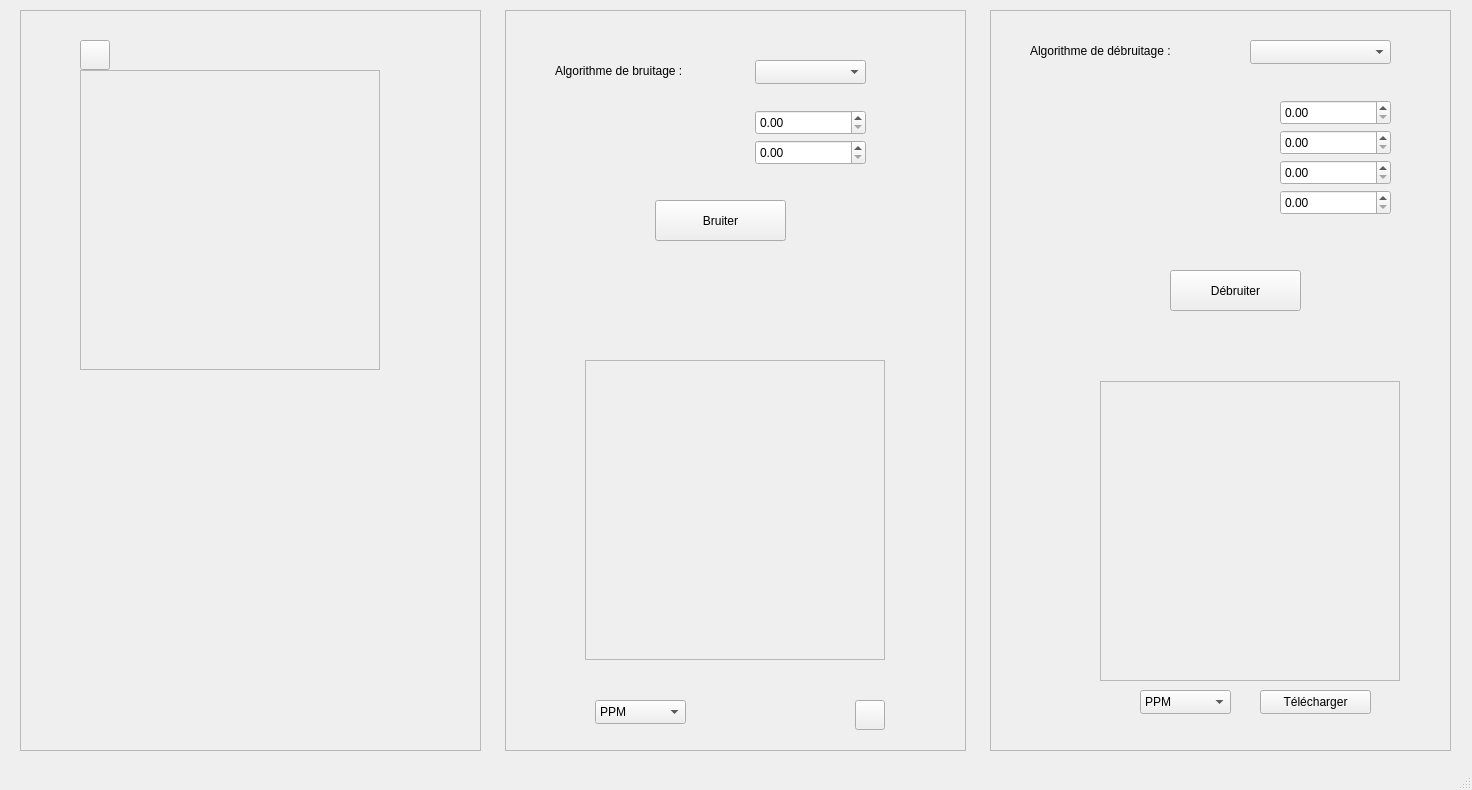
Above: QT/mainwindow.ui from LeaSerrano/M2-IMAGINE-ProjetImage before the change. Below: the same form after it.
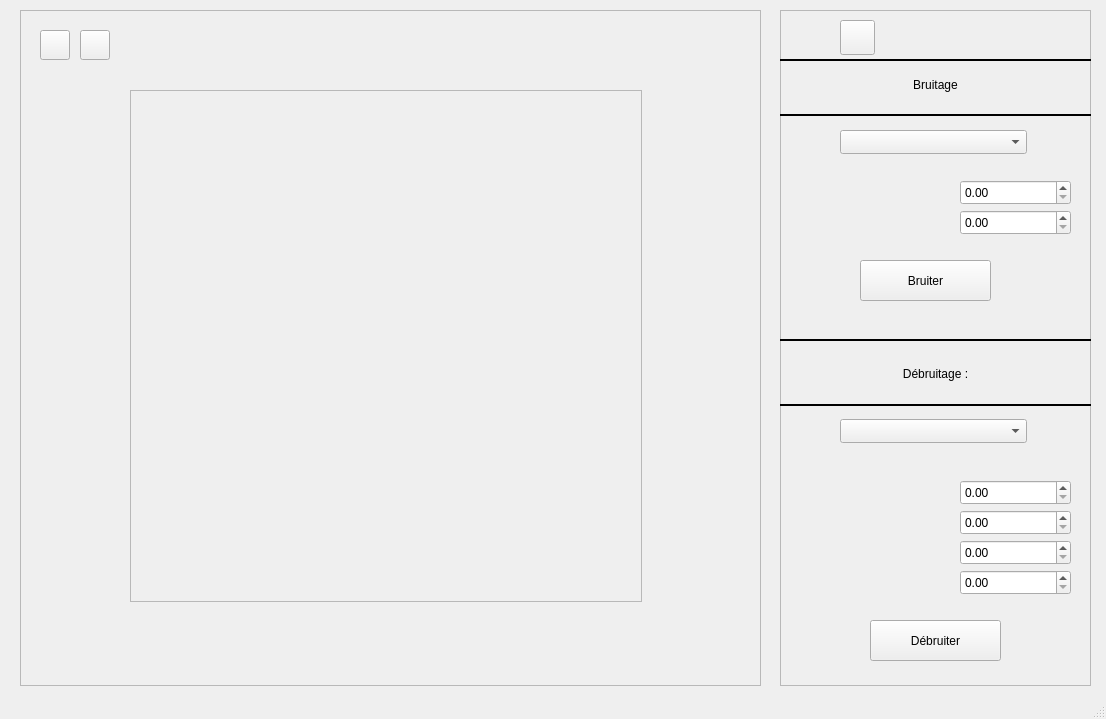
That is the form after the change.

Commit message: Modification visuelle et ajout du téléchargement des images

What changed in the file:
```diff
--- a/QT/mainwindow.ui
+++ b/QT/mainwindow.ui
@@ -6,68 +6,14 @@
    <rect>
     <x>0</x>
     <y>0</y>
-    <width>1472</width>
-    <height>790</height>
+    <width>1106</width>
+    <height>719</height>
    </rect>
   </property>
   <property name="windowTitle">
    <string>MainWindow</string>
   </property>
   <widget class="QWidget" name="centralwidget">
-   <widget class="QPushButton" name="download_button_2">
-    <property name="geometry">
-     <rect>
-      <x>1260</x>
-      <y>690</y>
-      <width>111</width>
-      <height>24</height>
-     </rect>
-    </property>
-    <property name="text">
-     <string>Télécharger</string>
-    </property>
-   </widget>
-   <widget class="QFrame" name="decomp_frame">
-    <property name="geometry">
-     <rect>
-      <x>1100</x>
-      <y>381</y>
-      <width>300</width>
-      <height>300</height>
-     </rect>
-    </property>
-    <property name="frameShape">
-     <enum>QFrame::StyledPanel</enum>
-    </property>
-    <property name="frameShadow">
-     <enum>QFrame::Raised</enum>
-    </property>
-    <widget class="QLabel" name="decomp_label">
-     <property name="geometry">
-      <rect>
-       <x>0</x>
-       <y>0</y>
-       <width>300</width>
-       <height>300</height>
-      </rect>
-     </property>
-     <property name="text">
-      <string/>
-     </property>
-    </widget>
-    <widget class="QWidget" name="fond_image_3" native="true">
-     <property name="geometry">
-      <rect>
-       <x>-10</x>
-       <y>-10</y>
-       <width>321</width>
-       <height>321</height>
-      </rect>
-     </property>
-    </widget>
-    <zorder>fond_image_3</zorder>
-    <zorder>decomp_label</zorder>
-   </widget>
    <widget class="QLabel" name="logoLabel">
     <property name="geometry">
      <rect>
@@ -97,38 +43,13 @@
      <set>Qt::AlignCenter</set>
     </property>
    </widget>
-   <widget class="QComboBox" name="select_format2">
-    <property name="geometry">
-     <rect>
-      <x>1140</x>
-      <y>690</y>
-      <width>91</width>
-      <height>24</height>
-     </rect>
-    </property>
-    <item>
-     <property name="text">
-      <string>PPM</string>
-     </property>
-    </item>
-    <item>
-     <property name="text">
-      <string>PNG</string>
-     </property>
-    </item>
-    <item>
-     <property name="text">
-      <string>JPG</string>
-     </property>
-    </item>
-   </widget>
    <widget class="QFrame" name="frame_1">
     <property name="geometry">
      <rect>
       <x>20</x>
       <y>10</y>
-      <width>461</width>
-      <height>741</height>
+      <width>741</width>
+      <height>676</height>
      </rect>
     </property>
     <property name="frameShape">
@@ -140,10 +61,10 @@
     <widget class="QFrame" name="start_frame">
      <property name="geometry">
       <rect>
-       <x>60</x>
-       <y>60</y>
-       <width>300</width>
-       <height>300</height>
+       <x>110</x>
+       <y>80</y>
+       <width>512</width>
+       <height>512</height>
       </rect>
      </property>
      <property name="frameShape">
@@ -152,28 +73,28 @@
      <property name="frameShadow">
       <enum>QFrame::Raised</enum>
      </property>
-     <widget class="QLabel" name="start_label">
-      <property name="geometry">
-       <rect>
-        <x>0</x>
-        <y>0</y>
-        <width>300</width>
-        <height>300</height>
-       </rect>
-      </property>
-      <property name="text">
-       <string/>
-      </property>
-     </widget>
      <widget class="QWidget" name="fond_image_1" native="true">
       <property name="geometry">
        <rect>
-        <x>-10</x>
-        <y>-10</y>
-        <width>321</width>
-        <height>321</height>
+        <x>0</x>
+        <y>0</y>
+        <width>512</width>
+        <height>512</height>
        </rect>
       </property>
+      <widget class="QLabel" name="start_label">
+       <property name="geometry">
+        <rect>
+         <x>0</x>
+         <y>0</y>
+         <width>512</width>
+         <height>512</height>
+        </rect>
+       </property>
+       <property name="text">
+        <string/>
+       </property>
+      </widget>
      </widget>
      <zorder>fond_image_1</zorder>
      <zorder>start_label</zorder>
@@ -181,8 +102,21 @@
     <widget class="QPushButton" name="upload_button">
      <property name="geometry">
       <rect>
+       <x>20</x>
+       <y>20</y>
+       <width>30</width>
+       <height>30</height>
+      </rect>
+     </property>
+     <property name="text">
+      <string/>
+     </property>
+    </widget>
+    <widget class="QPushButton" name="download_button">
+     <property name="geometry">
+      <rect>
        <x>60</x>
-       <y>30</y>
+       <y>20</y>
        <width>30</width>
        <height>30</height>
       </rect>
@@ -195,241 +129,10 @@
    <widget class="QFrame" name="frame_2">
     <property name="geometry">
      <rect>
-      <x>505</x>
+      <x>780</x>
       <y>10</y>
-      <width>461</width>
-      <height>741</height>
-     </rect>
-    </property>
-    <property name="frameShape">
-     <enum>QFrame::StyledPanel</enum>
-    </property>
-    <property name="frameShadow">
-     <enum>QFrame::Raised</enum>
-    </property>
-    <widget class="QPushButton" name="submit_button_noise">
-     <property name="geometry">
-      <rect>
-       <x>150</x>
-       <y>190</y>
-       <width>131</width>
-       <height>41</height>
-      </rect>
-     </property>
-     <property name="text">
-      <string>Bruiter</string>
-     </property>
-    </widget>
-    <widget class="QFrame" name="seg_frame">
-     <property name="geometry">
-      <rect>
-       <x>80</x>
-       <y>350</y>
-       <width>300</width>
-       <height>300</height>
-      </rect>
-     </property>
-     <property name="frameShape">
-      <enum>QFrame::StyledPanel</enum>
-     </property>
-     <property name="frameShadow">
-      <enum>QFrame::Raised</enum>
-     </property>
-     <widget class="QLabel" name="seg_label">
-      <property name="geometry">
-       <rect>
-        <x>0</x>
-        <y>0</y>
-        <width>300</width>
-        <height>300</height>
-       </rect>
-      </property>
-      <property name="text">
-       <string/>
-      </property>
-     </widget>
-     <widget class="QWidget" name="fond_image_2" native="true">
-      <property name="geometry">
-       <rect>
-        <x>-10</x>
-        <y>-10</y>
-        <width>321</width>
-        <height>321</height>
-       </rect>
-      </property>
-     </widget>
-     <zorder>fond_image_2</zorder>
-     <zorder>seg_label</zorder>
-    </widget>
-    <widget class="QPushButton" name="download_button_1">
-     <property name="geometry">
-      <rect>
-       <x>350</x>
-       <y>690</y>
-       <width>30</width>
-       <height>30</height>
-      </rect>
-     </property>
-     <property name="text">
-      <string/>
-     </property>
-    </widget>
-    <widget class="QComboBox" name="select_format1">
-     <property name="enabled">
-      <bool>true</bool>
-     </property>
-     <property name="geometry">
-      <rect>
-       <x>90</x>
-       <y>690</y>
-       <width>91</width>
-       <height>24</height>
-      </rect>
-     </property>
-     <item>
-      <property name="text">
-       <string>PPM</string>
-      </property>
-     </item>
-     <item>
-      <property name="text">
-       <string>PNG</string>
-      </property>
-     </item>
-     <item>
-      <property name="text">
-       <string>JPG</string>
-      </property>
-     </item>
-    </widget>
-    <widget class="QLabel" name="label_2">
-     <property name="geometry">
-      <rect>
-       <x>50</x>
-       <y>30</y>
-       <width>171</width>
-       <height>61</height>
-      </rect>
-     </property>
-     <property name="text">
-      <string>Algorithme de bruitage :</string>
-     </property>
-    </widget>
-    <widget class="QDoubleSpinBox" name="select_2_bruit">
-     <property name="enabled">
-      <bool>true</bool>
-     </property>
-     <property name="geometry">
-      <rect>
-       <x>250</x>
-       <y>130</y>
-       <width>111</width>
-       <height>25</height>
-      </rect>
-     </property>
-     <property name="singleStep">
-      <double>0.500000000000000</double>
-     </property>
-    </widget>
-    <widget class="QDoubleSpinBox" name="select_1_bruit">
-     <property name="enabled">
-      <bool>true</bool>
-     </property>
-     <property name="geometry">
-      <rect>
-       <x>250</x>
-       <y>100</y>
-       <width>111</width>
-       <height>25</height>
-      </rect>
-     </property>
-     <property name="maximum">
-      <double>300.000000000000000</double>
-     </property>
-     <property name="singleStep">
-      <double>0.500000000000000</double>
-     </property>
-    </widget>
-    <widget class="QComboBox" name="select_algo_bruit">
-     <property name="geometry">
-      <rect>
-       <x>250</x>
-       <y>50</y>
-       <width>111</width>
-       <height>24</height>
-      </rect>
-     </property>
-     <item>
-      <property name="text">
-       <string/>
-      </property>
-     </item>
-     <item>
-      <property name="text">
-       <string>GAUSSIEN</string>
-      </property>
-     </item>
-     <item>
-      <property name="text">
-       <string>IMPULSIF</string>
-      </property>
-     </item>
-     <item>
-      <property name="text">
-       <string>POISSON</string>
-      </property>
-     </item>
-     <item>
-      <property name="text">
-       <string>POIVRE SEL</string>
-      </property>
-     </item>
-     <item>
-      <property name="text">
-       <string>SPECKLE</string>
-      </property>
-     </item>
-    </widget>
-    <widget class="QLabel" name="label_2_bruit">
-     <property name="enabled">
-      <bool>true</bool>
-     </property>
-     <property name="geometry">
-      <rect>
-       <x>140</x>
-       <y>130</y>
-       <width>81</width>
-       <height>25</height>
-      </rect>
-     </property>
-     <property name="text">
-      <string/>
-     </property>
-    </widget>
-    <widget class="QLabel" name="label_1_bruit">
-     <property name="enabled">
-      <bool>true</bool>
-     </property>
-     <property name="geometry">
-      <rect>
-       <x>140</x>
-       <y>100</y>
-       <width>81</width>
-       <height>25</height>
-      </rect>
-     </property>
-     <property name="text">
-      <string/>
-     </property>
-    </widget>
-   </widget>
-   <widget class="QFrame" name="frame_3">
-    <property name="geometry">
-     <rect>
-      <x>990</x>
-      <y>10</y>
-      <width>461</width>
-      <height>741</height>
+      <width>311</width>
+      <height>676</height>
      </rect>
     </property>
     <property name="frameShape">
@@ -441,9 +144,9 @@
     <widget class="QLabel" name="label_1_debruit">
      <property name="geometry">
       <rect>
-       <x>160</x>
-       <y>90</y>
-       <width>111</width>
+       <x>20</x>
+       <y>470</y>
+       <width>131</width>
        <height>25</height>
       </rect>
      </property>
@@ -454,9 +157,9 @@
     <widget class="QLabel" name="label_4_debruit">
      <property name="geometry">
       <rect>
-       <x>160</x>
-       <y>180</y>
-       <width>111</width>
+       <x>20</x>
+       <y>560</y>
+       <width>131</width>
        <height>25</height>
       </rect>
      </property>
@@ -467,8 +170,8 @@
     <widget class="QPushButton" name="submit_button_denoise">
      <property name="geometry">
       <rect>
-       <x>180</x>
-       <y>260</y>
+       <x>90</x>
+       <y>610</y>
        <width>131</width>
        <height>41</height>
       </rect>
@@ -480,9 +183,9 @@
     <widget class="QLabel" name="label_2_debruit">
      <property name="geometry">
       <rect>
-       <x>160</x>
-       <y>120</y>
-       <width>111</width>
+       <x>20</x>
+       <y>500</y>
+       <width>131</width>
        <height>25</height>
       </rect>
      </property>
@@ -493,9 +196,9 @@
     <widget class="QLabel" name="label_3_debruit">
      <property name="geometry">
       <rect>
-       <x>160</x>
-       <y>150</y>
-       <width>111</width>
+       <x>20</x>
+       <y>530</y>
+       <width>131</width>
        <height>25</height>
       </rect>
      </property>
@@ -506,14 +209,17 @@
     <widget class="QLabel" name="label_3">
      <property name="geometry">
       <rect>
-       <x>40</x>
-       <y>10</y>
-       <width>201</width>
+       <x>0</x>
+       <y>333</y>
+       <width>311</width>
        <height>61</height>
       </rect>
      </property>
      <property name="text">
-      <string>Algorithme de débruitage :</string>
+      <string>Débruitage :</string>
+     </property>
+     <property name="alignment">
+      <set>Qt::AlignCenter</set>
      </property>
     </widget>
     <widget class="QDoubleSpinBox" name="select_1_debruit">
@@ -522,8 +228,8 @@
      </property>
      <property name="geometry">
       <rect>
-       <x>290</x>
-       <y>90</y>
+       <x>180</x>
+       <y>470</y>
        <width>111</width>
        <height>25</height>
       </rect>
@@ -541,8 +247,8 @@
      </property>
      <property name="geometry">
       <rect>
-       <x>290</x>
-       <y>120</y>
+       <x>180</x>
+       <y>500</y>
        <width>111</width>
        <height>25</height>
       </rect>
@@ -557,8 +263,8 @@
      </property>
      <property name="geometry">
       <rect>
-       <x>290</x>
-       <y>180</y>
+       <x>180</x>
+       <y>560</y>
        <width>111</width>
        <height>25</height>
       </rect>
@@ -573,8 +279,8 @@
      </property>
      <property name="geometry">
       <rect>
-       <x>290</x>
-       <y>150</y>
+       <x>180</x>
+       <y>530</y>
        <width>111</width>
        <height>25</height>
       </rect>
@@ -586,12 +292,205 @@
       <double>0.500000000000000</double>
      </property>
     </widget>
+    <widget class="QLabel" name="label_1_bruit">
+     <property name="enabled">
+      <bool>true</bool>
+     </property>
+     <property name="geometry">
+      <rect>
+       <x>20</x>
+       <y>170</y>
+       <width>131</width>
+       <height>25</height>
+      </rect>
+     </property>
+     <property name="text">
+      <string/>
+     </property>
+    </widget>
+    <widget class="QLabel" name="label_2_bruit">
+     <property name="enabled">
+      <bool>true</bool>
+     </property>
+     <property name="geometry">
+      <rect>
+       <x>20</x>
+       <y>200</y>
+       <width>131</width>
+       <height>25</height>
+      </rect>
+     </property>
+     <property name="text">
+      <string/>
+     </property>
+    </widget>
+    <widget class="QDoubleSpinBox" name="select_1_bruit">
+     <property name="enabled">
+      <bool>true</bool>
+     </property>
+     <property name="geometry">
+      <rect>
+       <x>180</x>
+       <y>170</y>
+       <width>111</width>
+       <height>25</height>
+      </rect>
+     </property>
+     <property name="maximum">
+      <double>300.000000000000000</double>
+     </property>
+     <property name="singleStep">
+      <double>0.500000000000000</double>
+     </property>
+    </widget>
+    <widget class="QDoubleSpinBox" name="select_2_bruit">
+     <property name="enabled">
+      <bool>true</bool>
+     </property>
+     <property name="geometry">
+      <rect>
+       <x>180</x>
+       <y>200</y>
+       <width>111</width>
+       <height>25</height>
+      </rect>
+     </property>
+     <property name="singleStep">
+      <double>0.500000000000000</double>
+     </property>
+    </widget>
+    <widget class="QFrame" name="frame_21">
+     <property name="geometry">
+      <rect>
+       <x>0</x>
+       <y>60</y>
+       <width>311</width>
+       <height>91</height>
+      </rect>
+     </property>
+     <property name="frameShape">
+      <enum>QFrame::HLine</enum>
+     </property>
+     <property name="frameShadow">
+      <enum>QFrame::Plain</enum>
+     </property>
+     <property name="lineWidth">
+      <number>2</number>
+     </property>
+    </widget>
+    <widget class="QFrame" name="frame_22">
+     <property name="geometry">
+      <rect>
+       <x>0</x>
+       <y>300</y>
+       <width>311</width>
+       <height>61</height>
+      </rect>
+     </property>
+     <property name="frameShape">
+      <enum>QFrame::HLine</enum>
+     </property>
+     <property name="frameShadow">
+      <enum>QFrame::Plain</enum>
+     </property>
+     <property name="lineWidth">
+      <number>2</number>
+     </property>
+    </widget>
+    <widget class="QFrame" name="frame_23">
+     <property name="geometry">
+      <rect>
+       <x>0</x>
+       <y>350</y>
+       <width>311</width>
+       <height>91</height>
+      </rect>
+     </property>
+     <property name="frameShape">
+      <enum>QFrame::HLine</enum>
+     </property>
+     <property name="frameShadow">
+      <enum>QFrame::Plain</enum>
+     </property>
+     <property name="lineWidth">
+      <number>2</number>
+     </property>
+    </widget>
+    <widget class="QPushButton" name="submit_button_noise">
+     <property name="geometry">
+      <rect>
+       <x>80</x>
+       <y>250</y>
+       <width>131</width>
+       <height>41</height>
+      </rect>
+     </property>
+     <property name="text">
+      <string>Bruiter</string>
+     </property>
+    </widget>
+    <widget class="QComboBox" name="select_algo_bruit">
+     <property name="geometry">
+      <rect>
+       <x>60</x>
+       <y>120</y>
+       <width>187</width>
+       <height>24</height>
+      </rect>
+     </property>
+     <item>
+      <property name="text">
+       <string/>
+      </property>
+     </item>
+     <item>
+      <property name="text">
+       <string>GAUSSIEN</string>
+      </property>
+     </item>
+     <item>
+      <property name="text">
+       <string>IMPULSIF</string>
+      </property>
+     </item>
+     <item>
+      <property name="text">
+       <string>POISSON</string>
+      </property>
+     </item>
+     <item>
+      <property name="text">
+       <string>POIVRE SEL</string>
+      </property>
+     </item>
+     <item>
+      <property name="text">
+       <string>SPECKLE</string>
+      </property>
+     </item>
+    </widget>
+    <widget class="QLabel" name="label_2">
+     <property name="geometry">
+      <rect>
+       <x>0</x>
+       <y>44</y>
+       <width>311</width>
+       <height>61</height>
+      </rect>
+     </property>
+     <property name="text">
+      <string>Bruitage</string>
+     </property>
+     <property name="alignment">
+      <set>Qt::AlignCenter</set>
+     </property>
+    </widget>
     <widget class="QComboBox" name="select_algo_debruit">
      <property name="geometry">
       <rect>
-       <x>260</x>
-       <y>30</y>
-       <width>141</width>
+       <x>60</x>
+       <y>409</y>
+       <width>187</width>
        <height>24</height>
       </rect>
      </property>
@@ -641,6 +540,61 @@
       </property>
      </item>
     </widget>
+    <widget class="QPushButton" name="algo_button">
+     <property name="geometry">
+      <rect>
+       <x>60</x>
+       <y>10</y>
+       <width>35</width>
+       <height>35</height>
+      </rect>
+     </property>
+     <property name="text">
+      <string/>
+     </property>
+    </widget>
+    <widget class="QFrame" name="frame_27">
+     <property name="geometry">
+      <rect>
+       <x>0</x>
+       <y>20</y>
+       <width>311</width>
+       <height>61</height>
+      </rect>
+     </property>
+     <property name="frameShape">
+      <enum>QFrame::HLine</enum>
+     </property>
+     <property name="frameShadow">
+      <enum>QFrame::Plain</enum>
+     </property>
+     <property name="lineWidth">
+      <number>2</number>
+     </property>
+    </widget>
+    <zorder>label_1_debruit</zorder>
+    <zorder>label_4_debruit</zorder>
+    <zorder>submit_button_denoise</zorder>
+    <zorder>label_2_debruit</zorder>
+    <zorder>label_3_debruit</zorder>
+    <zorder>label_3</zorder>
+    <zorder>select_1_debruit</zorder>
+    <zorder>select_2_debruit</zorder>
+    <zorder>select_4_debruit</zorder>
+    <zorder>select_3_debruit</zorder>
+    <zorder>label_1_bruit</zorder>
+    <zorder>label_2_bruit</zorder>
+    <zorder>select_1_bruit</zorder>
+    <zorder>select_2_bruit</zorder>
+    <zorder>frame_21</zorder>
+    <zorder>frame_22</zorder>
+    <zorder>frame_23</zorder>
+    <zorder>submit_button_noise</zorder>
+    <zorder>select_algo_bruit</zorder>
+    <zorder>label_2</zorder>
+    <zorder>select_algo_debruit</zorder>
+    <zorder>frame_27</zorder>
+    <zorder>algo_button</zorder>
    </widget>
    <zorder>logoLabel</zorder>
    <zorder>PSNR_label</zorder>
```
Left out of the diff: 10 changed lines with no effect on the pictures. The commit also changes 23 other files.
